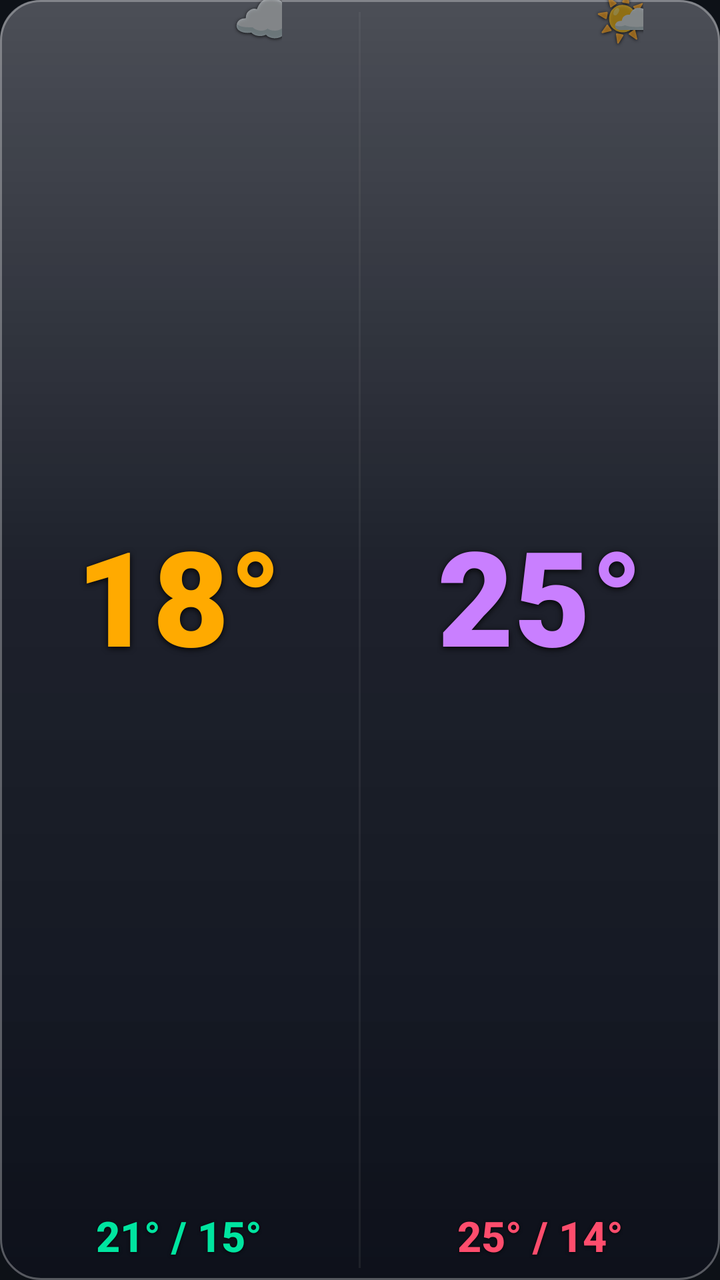
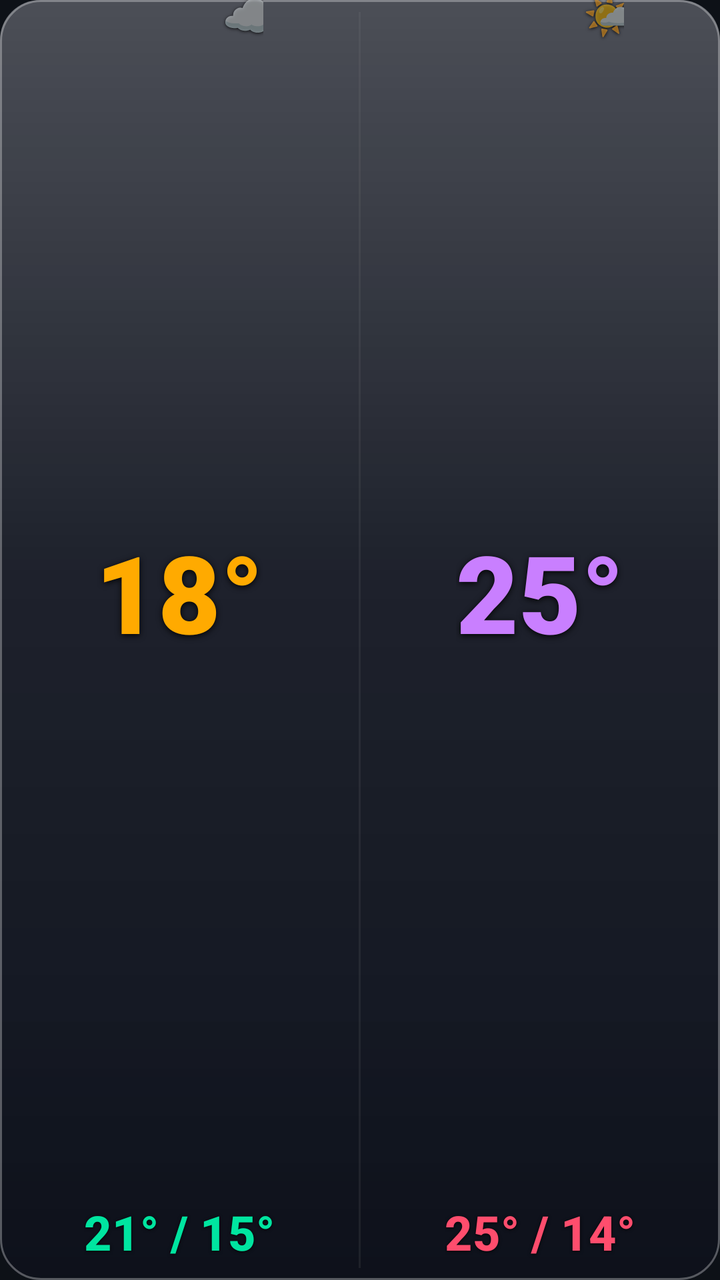

The first picture is an Android layout as it rendered before a commit; the second is the same layout after the commit. The layout source and the unified diff follow.
<!-- AndroidManifest.xml: application theme Theme.Weather28 -->
<!-- res/layout/widget_dark_s.xml -->
<?xml version="1.0" encoding="utf-8"?>
<LinearLayout xmlns:android="http://schemas.android.com/apk/res/android"
    android:id="@+id/widget_root"
    android:layout_width="match_parent"
    android:layout_height="match_parent"
    android:orientation="vertical"
    android:background="@drawable/widget_bg_dark">


    <LinearLayout
        android:layout_width="match_parent"
        android:layout_height="0dp"
        android:layout_weight="1"
        android:orientation="horizontal">

        
        <LinearLayout
            android:layout_width="0dp"
            android:layout_height="match_parent"
            android:layout_weight="1"
            android:orientation="vertical"
            android:gravity="center_horizontal"
            android:paddingStart="6dp"
            android:paddingEnd="6dp"
            android:paddingBottom="8dp">

            <FrameLayout
                android:layout_width="wrap_content"
                android:layout_height="0dp"
                android:layout_weight="1">

                <TextView
                    android:id="@+id/today_temp"
                    android:layout_width="wrap_content"
                    android:layout_height="wrap_content"
                    android:layout_gravity="center"
                    android:text="18°"
                    android:textColor="#ffaa00"
                    android:textSize="66sp"
                    android:fontFamily="sans-serif-black"
                    android:includeFontPadding="false"
                    android:gravity="center"
                    android:shadowColor="#e6000000" android:shadowDx="0" android:shadowDy="2" android:shadowRadius="7"/>

                <TextView
                    android:id="@+id/today_icon"
                    android:layout_width="wrap_content"
                    android:layout_height="wrap_content"
                    android:layout_gravity="top|end"
                    android:layout_marginTop="-6dp"
                    android:layout_marginEnd="-8dp"
                    android:text="☁️"
                    android:textSize="26sp"
                    android:includeFontPadding="false"
                    android:gravity="center"
                    android:shadowColor="#cc000000" android:shadowDx="0" android:shadowDy="1" android:shadowRadius="4"/>
            </FrameLayout>

            <TextView
                android:id="@+id/today_minmax"
                android:layout_width="wrap_content"
                android:layout_height="wrap_content"
                android:text="21° / 15°"
                android:textColor="#00e5a0"
                android:textSize="21sp"
                android:fontFamily="sans-serif-medium"
                android:textStyle="bold"
                android:layout_marginTop="2dp"
                android:shadowColor="#cc000000" android:shadowDx="0" android:shadowDy="1" android:shadowRadius="4"/>
        </LinearLayout>

        <TextView
            android:layout_width="1dp"
            android:layout_height="match_parent"
            android:background="#22888888"
            android:layout_marginTop="6dp"
            android:layout_marginBottom="6dp"
            android:text=""/>

        
        <LinearLayout
            android:layout_width="0dp"
            android:layout_height="match_parent"
            android:layout_weight="1"
            android:orientation="vertical"
            android:gravity="center_horizontal"
            android:paddingStart="6dp"
            android:paddingEnd="6dp"
            android:paddingBottom="8dp">

            <FrameLayout
                android:layout_width="wrap_content"
                android:layout_height="0dp"
                android:layout_weight="1">

                <TextView
                    android:id="@+id/tomorrow_temp"
                    android:layout_width="wrap_content"
                    android:layout_height="wrap_content"
                    android:layout_gravity="center"
                    android:text="25°"
                    android:textColor="#c97fff"
                    android:textSize="66sp"
                    android:fontFamily="sans-serif-black"
                    android:includeFontPadding="false"
                    android:gravity="center"
                    android:shadowColor="#e6000000" android:shadowDx="0" android:shadowDy="2" android:shadowRadius="7"/>

                <TextView
                    android:id="@+id/tomorrow_icon"
                    android:layout_width="wrap_content"
                    android:layout_height="wrap_content"
                    android:layout_gravity="top|end"
                    android:layout_marginTop="-6dp"
                    android:layout_marginEnd="-8dp"
                    android:text="🌤️"
                    android:textSize="26sp"
                    android:includeFontPadding="false"
                    android:gravity="center"
                    android:shadowColor="#cc000000" android:shadowDx="0" android:shadowDy="1" android:shadowRadius="4"/>
            </FrameLayout>

            <TextView
                android:id="@+id/tomorrow_minmax"
                android:layout_width="wrap_content"
                android:layout_height="wrap_content"
                android:text="25° / 14°"
                android:textColor="#ff4d6d"
                android:textSize="21sp"
                android:fontFamily="sans-serif-medium"
                android:textStyle="bold"
                android:layout_marginTop="2dp"
                android:shadowColor="#cc000000" android:shadowDx="0" android:shadowDy="1" android:shadowRadius="4"/>
        </LinearLayout>
    </LinearLayout>

    <TextView android:id="@+id/widget_refresh" android:layout_width="0dp" android:layout_height="0dp" android:visibility="gone"/>
    <TextView android:id="@+id/today_desc"    android:layout_width="0dp" android:layout_height="0dp" android:visibility="gone"/>
    <TextView android:id="@+id/tomorrow_desc" android:layout_width="0dp" android:layout_height="0dp" android:visibility="gone"/>
    <TextView android:id="@+id/today_icon_bg" android:layout_width="0dp" android:layout_height="0dp" android:visibility="gone"/>
    <TextView android:id="@+id/tomorrow_icon_bg" android:layout_width="0dp" android:layout_height="0dp" android:visibility="gone"/>
    <TextView android:id="@+id/today_rain"    android:layout_width="0dp" android:layout_height="0dp" android:visibility="gone"/>
    <TextView android:id="@+id/today_wind"    android:layout_width="0dp" android:layout_height="0dp" android:visibility="gone"/>
    <TextView android:id="@+id/tomorrow_rain" android:layout_width="0dp" android:layout_height="0dp" android:visibility="gone"/>
    <TextView android:id="@+id/tomorrow_wind" android:layout_width="0dp" android:layout_height="0dp" android:visibility="gone"/>

</LinearLayout>
<!-- resources referenced by this layout -->
<resources>
  <!-- drawable widget_bg_dark (drawable) -->
  <?xml version="1.0" encoding="utf-8"?>
  <layer-list xmlns:android="http://schemas.android.com/apk/res/android">
      <item>
          <shape android:shape="rectangle">
              <solid android:color="#CC101520"/>
              <corners android:radius="20dp"/>
          </shape>
      </item>
      <item>
          <shape android:shape="rectangle">
              <gradient
                  android:type="linear"
                  android:angle="115"
                  android:startColor="#40FFFFFF"
                  android:centerColor="#0FFFFFFF"
                  android:endColor="#00FFFFFF"
                  android:centerY="0.45"/>
              <corners android:radius="20dp"/>
          </shape>
      </item>
      <item>
          <shape android:shape="rectangle">
              <gradient
                  android:type="linear"
                  android:angle="90"
                  android:startColor="#22000000"
                  android:centerColor="#00000000"
                  android:endColor="#00000000"
                  android:centerY="0.25"/>
              <corners android:radius="20dp"/>
          </shape>
      </item>
      <item>
          <shape android:shape="rectangle">
              <stroke android:width="1dp" android:color="#4DFFFFFF"/>
              <corners android:radius="20dp"/>
          </shape>
      </item>
  </layer-list>
  <style name="Theme.Weather28" parent="Theme.MaterialComponents.DayNight.NoActionBar">
          <item name="colorPrimary">#00e5a0</item>
          <item name="colorPrimaryVariant">#4d9fff</item>
          <item name="colorOnPrimary">#0d1117</item>
          <item name="android:windowBackground">#0d1117</item>
          <item name="android:statusBarColor">#0d1117</item>
          <item name="android:navigationBarColor">#0d1117</item>
      </style>
</resources>

<!-- the commit's change to res/layout/widget_dark_s.xml (unified diff, before → after) -->
@@ -36,7 +36,7 @@
                     android:layout_gravity="center"
                     android:text="18°"
                     android:textColor="#ffaa00"
-                    android:textSize="66sp"
+                    android:textSize="54sp"
                     android:fontFamily="sans-serif-black"
                     android:includeFontPadding="false"
                     android:gravity="center"
@@ -47,10 +47,10 @@
                     android:layout_width="wrap_content"
                     android:layout_height="wrap_content"
                     android:layout_gravity="top|end"
-                    android:layout_marginTop="-6dp"
-                    android:layout_marginEnd="-8dp"
+                    android:layout_marginTop="-5dp"
+                    android:layout_marginEnd="-7dp"
                     android:text="☁️"
-                    android:textSize="26sp"
+                    android:textSize="22sp"
                     android:includeFontPadding="false"
                     android:gravity="center"
                     android:shadowColor="#cc000000" android:shadowDx="0" android:shadowDy="1" android:shadowRadius="4"/>
@@ -62,7 +62,7 @@
                 android:layout_height="wrap_content"
                 android:text="21° / 15°"
                 android:textColor="#00e5a0"
-                android:textSize="21sp"
+                android:textSize="24sp"
                 android:fontFamily="sans-serif-medium"
                 android:textStyle="bold"
                 android:layout_marginTop="2dp"
@@ -100,7 +100,7 @@
                     android:layout_gravity="center"
                     android:text="25°"
                     android:textColor="#c97fff"
-                    android:textSize="66sp"
+                    android:textSize="54sp"
                     android:fontFamily="sans-serif-black"
                     android:includeFontPadding="false"
                     android:gravity="center"
@@ -111,10 +111,10 @@
                     android:layout_width="wrap_content"
                     android:layout_height="wrap_content"
                     android:layout_gravity="top|end"
-                    android:layout_marginTop="-6dp"
-                    android:layout_marginEnd="-8dp"
+                    android:layout_marginTop="-5dp"
+                    android:layout_marginEnd="-7dp"
                     android:text="🌤️"
-                    android:textSize="26sp"
+                    android:textSize="22sp"
                     android:includeFontPadding="false"
                     android:gravity="center"
                     android:shadowColor="#cc000000" android:shadowDx="0" android:shadowDy="1" android:shadowRadius="4"/>
@@ -126,7 +126,7 @@
                 android:layout_height="wrap_content"
                 android:text="25° / 14°"
                 android:textColor="#ff4d6d"
-                android:textSize="21sp"
+                android:textSize="24sp"
                 android:fontFamily="sans-serif-medium"
                 android:textStyle="bold"
                 android:layout_marginTop="2dp"
